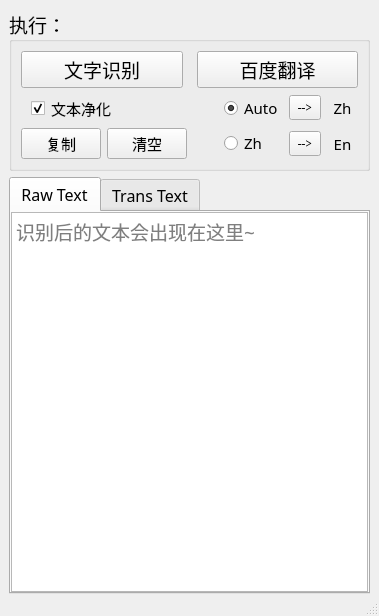
Before: the Qt Designer form 文字识别API/文字识别 V0.5/window.ui in JifengLegend/Python-Study, drawn with Qt 5.
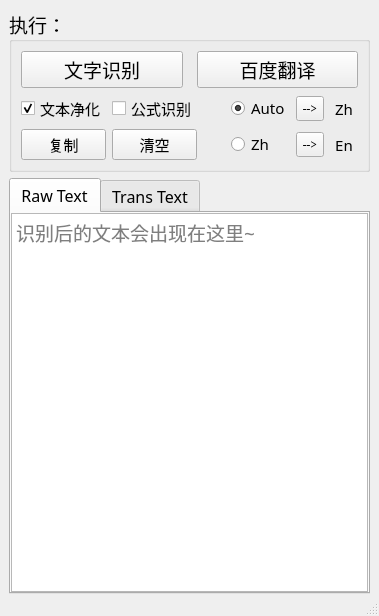
After: the same form once the commit is applied. Icons and pictures are not drawn.

```diff
--- a/文字识别API/文字识别 V0.5/window.ui
+++ b/文字识别API/文字识别 V0.5/window.ui
@@ -225,7 +225,7 @@
            </property>
           </widget>
          </item>
-         <item row="0" column="0" colspan="2">
+         <item row="0" column="0">
           <widget class="QCheckBox" name="c01">
            <property name="font">
             <font>
@@ -234,7 +234,7 @@
             </font>
            </property>
            <property name="styleSheet">
-            <string notr="true">text-align:right;padding:0px 10px;</string>
+            <string notr="true"/>
            </property>
            <property name="text">
             <string>文本净化</string>
@@ -244,6 +244,19 @@
            </property>
           </widget>
          </item>
+         <item row="0" column="1">
+          <widget class="QCheckBox" name="c02">
+           <property name="font">
+            <font>
+             <family>微软雅黑 Light</family>
+             <pointsize>11</pointsize>
+            </font>
+           </property>
+           <property name="text">
+            <string>公式识别</string>
+           </property>
+          </widget>
+         </item>
         </layout>
        </item>
       </layout>
```
